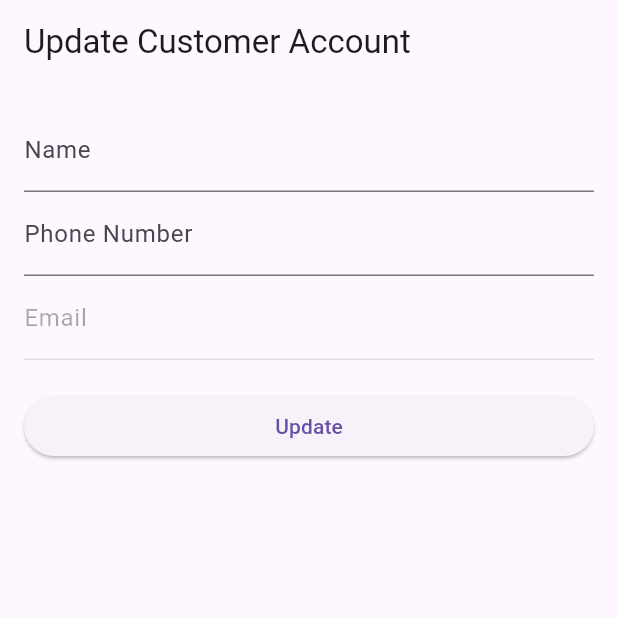
After one commit to jjay5/unicafe, a Flutter app: the UpdateCustomerPage screen opened directly, on a phone screen of 412 x 824 dp, the top half of it. The commit adds this screen. Run offline on Flutter 3.47's test engine with Material 3 defaults, Android fonts, the phone set to English and light mode, and no system bars; our stand-ins replace cloud_firestore, firebase_auth, firebase_core; accounts and stored records are empty; network calls fail.

Commit message:
add update customer

```diff
--- a/lib/models/customer.dart
+++ b/lib/models/customer.dart
@@ -34,4 +34,15 @@ class Customer {
       role: data['role'] ?? 'customer',
     );
   }
+
+  static Customer fromMap(Map<String, dynamic> map) {
+    return Customer(
+      id: map['id'] ?? '', // Assuming 'id' might be part of the map, provide a fallback if it's not.
+      name: map['name'] ?? '', // Provide a fallback to ensure the constructor receives a non-null value.
+      phone: map['phone'] ?? '', // Provide a fallback to ensure the constructor receives a non-null value.
+      email: map['email'] ?? '', // Provide a fallback to ensure the constructor receives a non-null value.
+      role: map['role'] ?? 'customer', // Provide a default role if not specified in the map.
+    );
+  }
+
 }
--- /dev/null
+++ b/lib/screens/customer/update_customer.dart
@@ -0,0 +1,87 @@
+import 'package:flutter/material.dart';
+import 'package:firebase_auth/firebase_auth.dart';
+import 'package:cloud_firestore/cloud_firestore.dart';
+import 'package:unicafe/models/customer.dart';
+
+class UpdateCustomerPage extends StatefulWidget {
+  @override
+  _UpdateCustomerPageState createState() => _UpdateCustomerPageState();
+}
+
+class _UpdateCustomerPageState extends State<UpdateCustomerPage> {
+  final TextEditingController _nameController = TextEditingController();
+  final TextEditingController _phoneController = TextEditingController();
+  final TextEditingController _emailController = TextEditingController();
+
+  final FirebaseAuth _auth = FirebaseAuth.instance;
+  final FirebaseFirestore _firestore = FirebaseFirestore.instance;
+
+  bool _isLoading = false;
+
+  @override
+  void initState() {
+    super.initState();
+    _loadCurrentUser();
+  }
+
+  _loadCurrentUser() async {
+    setState(() => _isLoading = true);
+    User? currentUser = _auth.currentUser;
+    if (currentUser != null) {
+      var customerSnapshot = await _firestore.collection('customer').doc(currentUser.uid).get();
+      Customer currentCustomer = Customer.fromMap(customerSnapshot.data()!);
+      _nameController.text = currentCustomer.name;
+      _phoneController.text = currentCustomer.phone;
+      _emailController.text = currentCustomer.email;
+    }
+    setState(() => _isLoading = false);
+  }
+
+  @override
+  Widget build(BuildContext context) {
+    return Scaffold(
+      appBar: AppBar(
+        title: const Text('Update Customer Account'),
+      ),
+      body: _isLoading
+          ? Center(child: CircularProgressIndicator())
+          : Padding(
+        padding: const EdgeInsets.all(16.0),
+        child: Column(
+          crossAxisAlignment: CrossAxisAlignment.stretch,
+          children: <Widget>[
+            TextField(
+              controller: _nameController,
+              decoration: const InputDecoration(labelText: 'Name'),
+            ),
+            TextField(
+              controller: _phoneController,
+              decoration: const InputDecoration(labelText: 'Phone Number'),
+            ),
+            // Email is displayed for information only, assuming it cannot be changed here
+            TextField(
+              controller: _emailController,
+              decoration: const InputDecoration(labelText: 'Email'),
+              enabled: false, // Make the email field read-only
+            ),
+            const SizedBox(height: 20),
+            ElevatedButton(
+              child: const Text('Update'),
+              onPressed: () async {
+                setState(() => _isLoading = true);
+                // Assuming you have a method in Customer model to convert object to Map
+                await _firestore.collection('customer').doc(_auth.currentUser!.uid).update({
+                  'name': _nameController.text.trim(),
+                  'phone': _phoneController.text.trim(),
+                  // Email is not updated as it's assumed to be unchanged
+                });
+                setState(() => _isLoading = false);
+                Navigator.of(context).pop(); // Optionally pop back to previous screen
+              },
+            ),
+          ],
+        ),
+      ),
+    );
+  }
+}
--- a/lib/screens/login.dart
+++ b/lib/screens/login.dart
@@ -1,5 +1,6 @@
 import 'package:flutter/material.dart';
 import 'package:unicafe/main.dart';
+import 'package:unicafe/screens/customer/update_customer.dart';
 import 'package:unicafe/services/auth_service.dart';
 
 class LoginPage extends StatelessWidget {
@@ -42,7 +43,7 @@ class LoginPage extends StatelessWidget {
                   // Navigate to the HomePage if login is successful
                   Navigator.pushReplacement( // or Navigator.push for non-replacement
                     context,
-                    MaterialPageRoute(builder: (context) => const MyHomePage()),
+                    MaterialPageRoute(builder: (context) => UpdateCustomerPage()),
                   );
                 } else {
                   // Display error message if login fails
```
